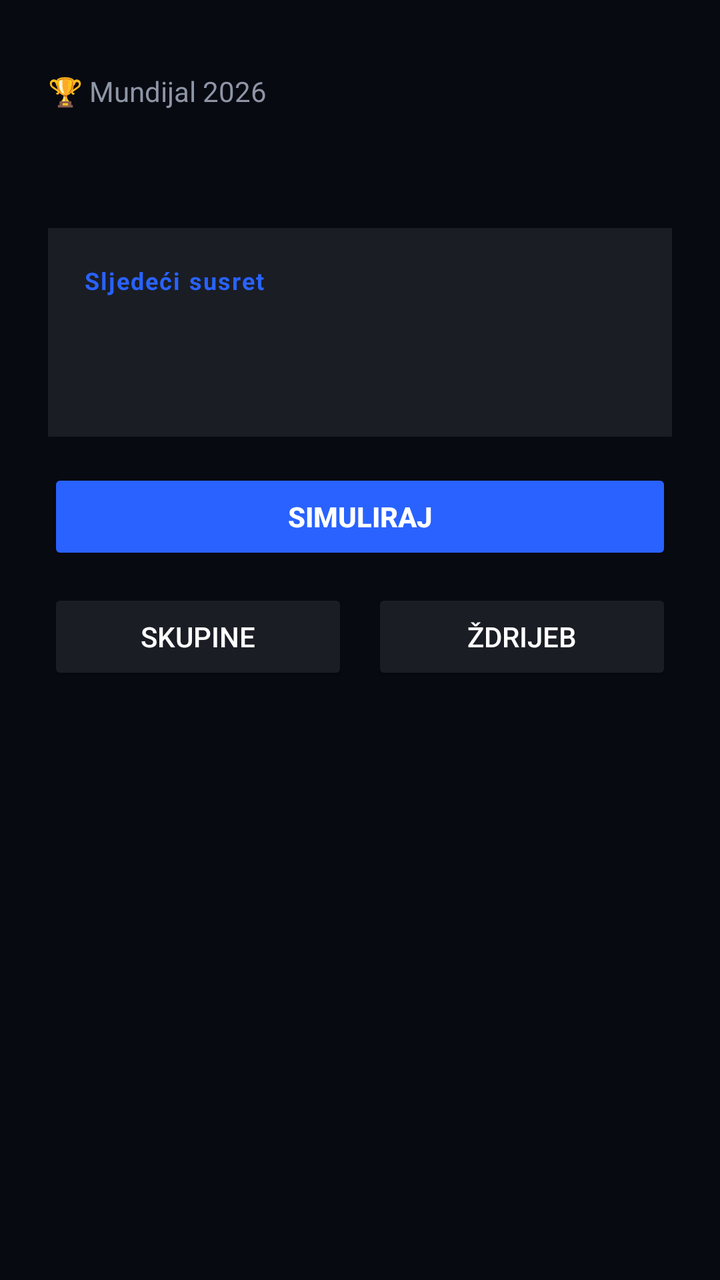
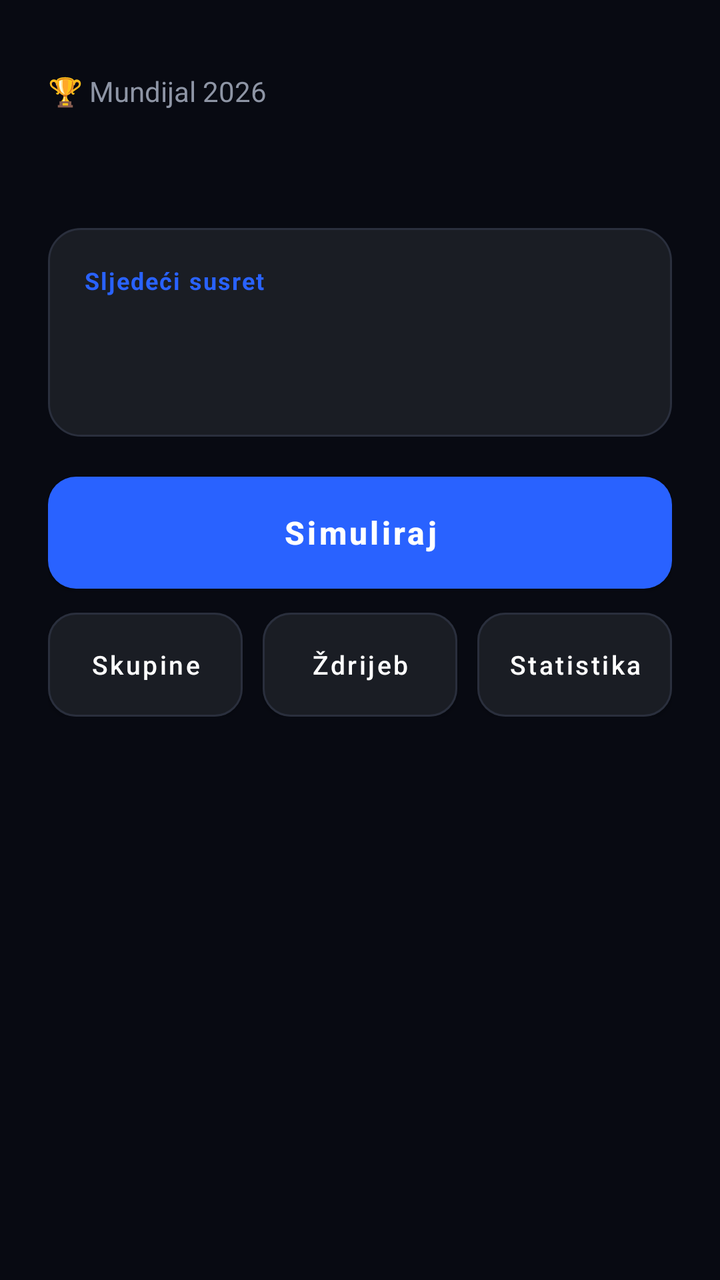

Two renders of the same Android screen: before a commit and after it. Below are the layout's source before the change and the commit's diff.
<!-- AndroidManifest.xml: application theme Theme.FootMash -->
<!-- res/layout/fragment_wc_hub.xml -->
<?xml version="1.0" encoding="utf-8"?>
<androidx.core.widget.NestedScrollView xmlns:android="http://schemas.android.com/apk/res/android"
    android:layout_width="match_parent"
    android:layout_height="match_parent"
    android:background="@color/background"
    android:fillViewport="true">

    <LinearLayout
        android:layout_width="match_parent"
        android:layout_height="wrap_content"
        android:orientation="vertical"
        android:padding="24dp"
        android:paddingBottom="96dp">

        <TextView
            android:layout_width="wrap_content"
            android:layout_height="wrap_content"
            android:text="🏆 Mundijal 2026"
            android:textColor="@color/text_secondary"
            android:textSize="14sp"
            android:paddingTop="12dp" />

        <TextView
            android:id="@+id/textStage"
            android:layout_width="wrap_content"
            android:layout_height="wrap_content"
            android:layout_marginTop="4dp"
            android:textColor="@color/text_primary"
            android:textSize="26sp"
            android:textStyle="bold" />

        
        <LinearLayout
            android:id="@+id/cardNextMatch"
            android:layout_width="match_parent"
            android:layout_height="wrap_content"
            android:orientation="vertical"
            android:layout_marginTop="20dp"
            android:padding="18dp"
            android:background="@color/card_background">

            <TextView
                android:layout_width="wrap_content"
                android:layout_height="wrap_content"
                android:text="@string/wc_next_match"
                android:textColor="@color/accent_blue"
                android:textSize="12sp"
                android:textStyle="bold"
                android:letterSpacing="0.06" />

            <TextView
                android:id="@+id/textNextMatch"
                android:layout_width="wrap_content"
                android:layout_height="wrap_content"
                android:layout_marginTop="8dp"
                android:textColor="@color/text_primary"
                android:textSize="18sp"
                android:textStyle="bold" />

            <TextView
                android:id="@+id/textNextMatchSub"
                android:layout_width="wrap_content"
                android:layout_height="wrap_content"
                android:layout_marginTop="2dp"
                android:textColor="@color/text_secondary"
                android:textSize="13sp" />
        </LinearLayout>

        <ProgressBar
            android:id="@+id/progressSim"
            android:layout_width="wrap_content"
            android:layout_height="wrap_content"
            android:layout_gravity="center_horizontal"
            android:layout_marginTop="16dp"
            android:visibility="gone" />

        <Button
            android:id="@+id/buttonSimulate"
            android:layout_width="match_parent"
            android:layout_height="wrap_content"
            android:layout_marginTop="16dp"
            android:backgroundTint="@color/accent_blue"
            android:text="@string/wc_simulate"
            android:textColor="@color/text_on_primary"
            android:textStyle="bold"
            android:paddingTop="14dp"
            android:paddingBottom="14dp" />

        <Button
            android:id="@+id/buttonChampion"
            android:layout_width="match_parent"
            android:layout_height="wrap_content"
            android:layout_marginTop="12dp"
            android:backgroundTint="@color/warning"
            android:text="@string/wc_view_champion"
            android:textColor="@color/primary"
            android:textStyle="bold"
            android:paddingTop="14dp"
            android:paddingBottom="14dp"
            android:visibility="gone" />

        <LinearLayout
            android:layout_width="match_parent"
            android:layout_height="wrap_content"
            android:orientation="horizontal"
            android:layout_marginTop="12dp">

            <Button
                android:id="@+id/buttonGroups"
                android:layout_width="0dp"
                android:layout_height="wrap_content"
                android:layout_weight="1"
                android:layout_marginEnd="6dp"
                android:backgroundTint="@color/surface"
                android:text="@string/wc_groups"
                android:textColor="@color/text_primary" />

            <Button
                android:id="@+id/buttonBracket"
                android:layout_width="0dp"
                android:layout_height="wrap_content"
                android:layout_weight="1"
                android:layout_marginStart="6dp"
                android:backgroundTint="@color/surface"
                android:text="@string/wc_bracket"
                android:textColor="@color/text_primary" />
        </LinearLayout>

    </LinearLayout>

</androidx.core.widget.NestedScrollView>
<!-- resources referenced by this layout -->
<resources>
  <color name="accent_blue">#2962FF</color>
  <color name="background">#080A12</color>
  <color name="card_background">#1A1D24</color>
  <color name="primary">#080A12</color>
  <color name="surface">#1A1D24</color>
  <color name="text_on_primary">#FFFFFF</color>
  <color name="text_primary">#FFFFFF</color>
  <color name="text_secondary">#8E95A5</color>
  <color name="warning">#FFCC00</color>
  <string name="wc_bracket">Ždrijeb</string>
  <string name="wc_groups">Skupine</string>
  <string name="wc_next_match">Sljedeći susret</string>
  <string name="wc_simulate">Simuliraj</string>
  <string name="wc_view_champion">Pogledaj prvaka</string>
  <color name="primary_dark">#05070D</color>
  <style name="TextAppearance.FootMash.Headline1" parent="TextAppearance.MaterialComponents.Headline1">
          <item name="android:fontFamily">sans-serif</item>
          <item name="android:textColor">@color/text_primary</item>
      </style>
  <style name="TextAppearance.FootMash.Headline2" parent="TextAppearance.MaterialComponents.Headline2">
          <item name="android:fontFamily">sans-serif-medium</item>
          <item name="android:textColor">@color/text_primary</item>
      </style>
  <style name="TextAppearance.FootMash.Headline3" parent="TextAppearance.MaterialComponents.Headline3">
          <item name="android:fontFamily">sans-serif-medium</item>
          <item name="android:textColor">@color/text_primary</item>
      </style>
  <style name="TextAppearance.FootMash.Headline4" parent="TextAppearance.MaterialComponents.Headline4">
          <item name="android:fontFamily">sans-serif-bold</item>
          <item name="android:textStyle">bold</item>
          <item name="android:textColor">@color/text_primary</item>
      </style>
  <style name="TextAppearance.FootMash.Headline6" parent="TextAppearance.MaterialComponents.Headline6">
          <item name="android:fontFamily">sans-serif-bold</item>
          <item name="android:textStyle">bold</item>
          <item name="android:textColor">@color/text_primary</item>
          <item name="android:textSize">20sp</item>
      </style>
  <style name="TextAppearance.FootMash.Subtitle1" parent="TextAppearance.MaterialComponents.Subtitle1">
          <item name="android:fontFamily">sans-serif-medium</item>
          <item name="android:textColor">@color/text_primary</item>
          <item name="android:textSize">16sp</item>
      </style>
  <style name="TextAppearance.FootMash.Subtitle2" parent="TextAppearance.MaterialComponents.Subtitle2">
          <item name="android:fontFamily">sans-serif-medium</item>
          <item name="android:textColor">@color/text_secondary</item>
          <item name="android:textSize">14sp</item>
      </style>
  <style name="TextAppearance.FootMash.Body1" parent="TextAppearance.MaterialComponents.Body1">
          <item name="android:fontFamily">sans-serif</item>
          <item name="android:textColor">@color/text_primary</item>
          <item name="android:textSize">16sp</item>
      </style>
  <style name="TextAppearance.FootMash.Body2" parent="TextAppearance.MaterialComponents.Body2">
          <item name="android:fontFamily">sans-serif</item>
          <item name="android:textColor">@color/text_secondary</item>
          <item name="android:textSize">14sp</item>
      </style>
  <!-- unchanged entries left out for length: 2 -->
</resources>

<!-- the commit's change to res/layout/fragment_wc_hub.xml (unified diff, before → after) -->
@@ -1,5 +1,6 @@
 <?xml version="1.0" encoding="utf-8"?>
 <androidx.core.widget.NestedScrollView xmlns:android="http://schemas.android.com/apk/res/android"
+    xmlns:app="http://schemas.android.com/apk/res-auto"
     android:layout_width="match_parent"
     android:layout_height="match_parent"
     android:background="@color/background"
@@ -37,7 +38,7 @@
             android:orientation="vertical"
             android:layout_marginTop="20dp"
             android:padding="18dp"
-            android:background="@color/card_background">
+            android:background="@drawable/bg_wc_card">
 
             <TextView
                 android:layout_width="wrap_content"
@@ -74,56 +75,117 @@
             android:layout_marginTop="16dp"
             android:visibility="gone" />
 
-        <Button
+        <com.google.android.material.button.MaterialButton
             android:id="@+id/buttonSimulate"
             android:layout_width="match_parent"
-            android:layout_height="wrap_content"
-            android:layout_marginTop="16dp"
-            android:backgroundTint="@color/accent_blue"
+            android:layout_height="56dp"
+            android:layout_marginTop="20dp"
+            android:insetTop="0dp"
+            android:insetBottom="0dp"
             android:text="@string/wc_simulate"
+            android:textAllCaps="false"
             android:textColor="@color/text_on_primary"
+            android:textSize="16sp"
             android:textStyle="bold"
-            android:paddingTop="14dp"
-            android:paddingBottom="14dp" />
+            app:backgroundTint="@color/accent_blue"
+            app:cornerRadius="14dp" />
 
-        <Button
+        <com.google.android.material.button.MaterialButton
             android:id="@+id/buttonChampion"
             android:layout_width="match_parent"
-            android:layout_height="wrap_content"
+            android:layout_height="56dp"
             android:layout_marginTop="12dp"
-            android:backgroundTint="@color/warning"
+            android:insetTop="0dp"
+            android:insetBottom="0dp"
             android:text="@string/wc_view_champion"
+            android:textAllCaps="false"
             android:textColor="@color/primary"
+            android:textSize="16sp"
             android:textStyle="bold"
-            android:paddingTop="14dp"
-            android:paddingBottom="14dp"
-            android:visibility="gone" />
+            android:visibility="gone"
+            app:backgroundTint="@color/warning"
+            app:cornerRadius="14dp" />
+
+        <com.google.android.material.button.MaterialButton
+            android:id="@+id/buttonFormation"
+            android:layout_width="match_parent"
+            android:layout_height="52dp"
+            android:layout_marginTop="12dp"
+            android:insetTop="0dp"
+            android:insetBottom="0dp"
+            android:text="@string/wc_edit_team"
+            android:textAllCaps="false"
+            android:textColor="@color/text_primary"
+            android:textSize="14sp"
+            android:visibility="gone"
+            app:backgroundTint="@color/surface"
+            app:cornerRadius="14dp"
+            app:strokeColor="@color/divider"
+            app:strokeWidth="1dp" />
 
         <LinearLayout
             android:layout_width="match_parent"
             android:layout_height="wrap_content"
             android:orientation="horizontal"
+            android:baselineAligned="false"
             android:layout_marginTop="12dp">
 
-            <Button
+            <com.google.android.material.button.MaterialButton
                 android:id="@+id/buttonGroups"
                 android:layout_width="0dp"
-                android:layout_height="wrap_content"
+                android:layout_height="52dp"
                 android:layout_weight="1"
-                android:layout_marginEnd="6dp"
-                android:backgroundTint="@color/surface"
+                android:layout_marginEnd="5dp"
+                android:insetTop="0dp"
+                android:insetBottom="0dp"
+                android:paddingHorizontal="2dp"
+                android:singleLine="true"
                 android:text="@string/wc_groups"
-                android:textColor="@color/text_primary" />
+                android:textAllCaps="false"
+                android:textColor="@color/text_primary"
+                android:textSize="13sp"
+                app:backgroundTint="@color/surface"
+                app:cornerRadius="14dp"
+                app:strokeColor="@color/divider"
+                app:strokeWidth="1dp" />
 
-            <Button
+            <com.google.android.material.button.MaterialButton
                 android:id="@+id/buttonBracket"
                 android:layout_width="0dp"
-                android:layout_height="wrap_content"
+                android:layout_height="52dp"
                 android:layout_weight="1"
-                android:layout_marginStart="6dp"
-                android:backgroundTint="@color/surface"
+                android:layout_marginHorizontal="5dp"
+                android:insetTop="0dp"
+                android:insetBottom="0dp"
+                android:paddingHorizontal="2dp"
+                android:singleLine="true"
                 android:text="@string/wc_bracket"
-                android:textColor="@color/text_primary" />
+                android:textAllCaps="false"
+                android:textColor="@color/text_primary"
+                android:textSize="13sp"
+                app:backgroundTint="@color/surface"
+                app:cornerRadius="14dp"
+                app:strokeColor="@color/divider"
+                app:strokeWidth="1dp" />
+
+            <com.google.android.material.button.MaterialButton
+                android:id="@+id/buttonStats"
+                android:layout_width="0dp"
+                android:layout_height="52dp"
+                android:layout_weight="1"
+                android:layout_marginStart="5dp"
+                android:insetTop="0dp"
+                android:insetBottom="0dp"
+                android:paddingHorizontal="2dp"
+                android:singleLine="true"
+                android:text="@string/wc_stats"
+                android:textAllCaps="false"
+                android:textColor="@color/text_primary"
+                android:textSize="13sp"
+                app:backgroundTint="@color/surface"
+                app:cornerRadius="14dp"
+                app:strokeColor="@color/divider"
+                app:strokeWidth="1dp" />
         </LinearLayout>
 
     </LinearLayout>
<!-- resource entries referenced after the edit -->
@@ -2,6 +2,7 @@
 <resources>
   <color name="accent_blue">#2962FF</color>
   <color name="background">#080A12</color>
+  <color name="divider">#2A2F3D</color>
   <color name="card_background">#1A1D24</color>
   <color name="primary">#080A12</color>
   <color name="surface">#1A1D24</color>
@@ -9,10 +10,19 @@
   <color name="text_primary">#FFFFFF</color>
   <color name="text_secondary">#8E95A5</color>
   <color name="warning">#FFCC00</color>
+  <!-- drawable bg_wc_card (drawable) -->
+  <?xml version="1.0" encoding="utf-8"?>
+  <shape xmlns:android="http://schemas.android.com/apk/res/android" android:shape="rectangle">
+      <solid android:color="@color/card_background"/>
+      <stroke android:width="1dp" android:color="@color/divider"/>
+      <corners android:radius="16dp"/>
+  </shape>
   <string name="wc_bracket">Ždrijeb</string>
+  <string name="wc_edit_team">Uredi postavu</string>
   <string name="wc_groups">Skupine</string>
   <string name="wc_next_match">Sljedeći susret</string>
   <string name="wc_simulate">Simuliraj</string>
+  <string name="wc_stats">Statistika</string>
   <string name="wc_view_champion">Pogledaj prvaka</string>
   <color name="primary_dark">#05070D</color>
   <style name="TextAppearance.FootMash.Headline1" parent="TextAppearance.MaterialComponents.Headline1">
